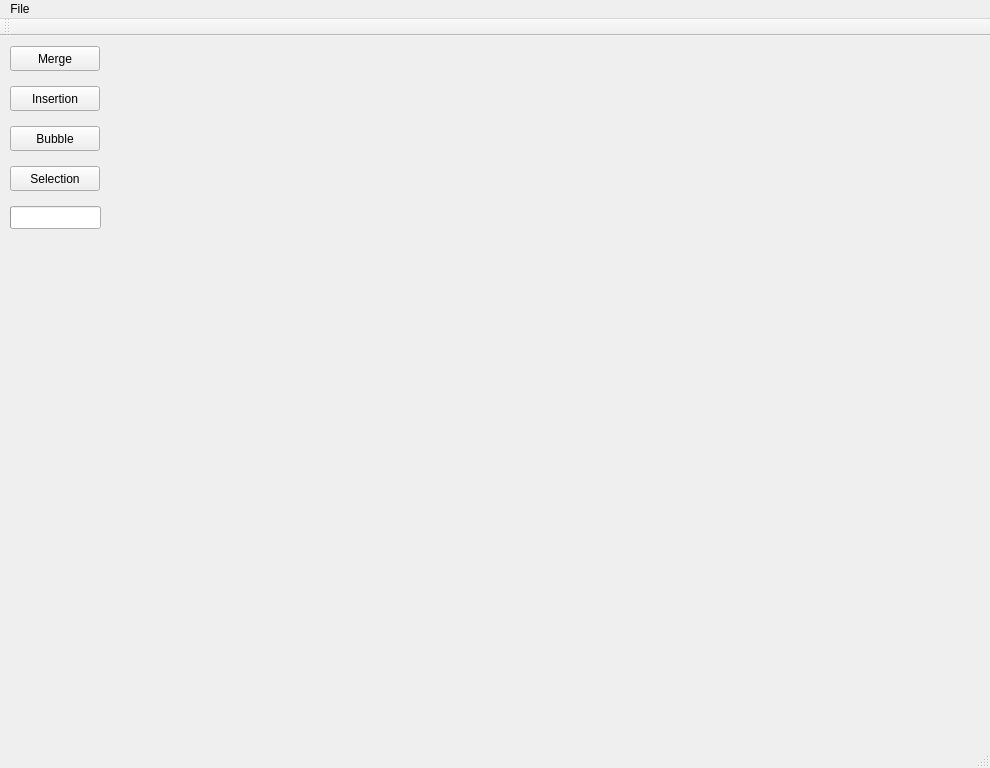
Old version of the form mainwindow.ui in the repository JonWiggins/SortingAlgorithmGame.
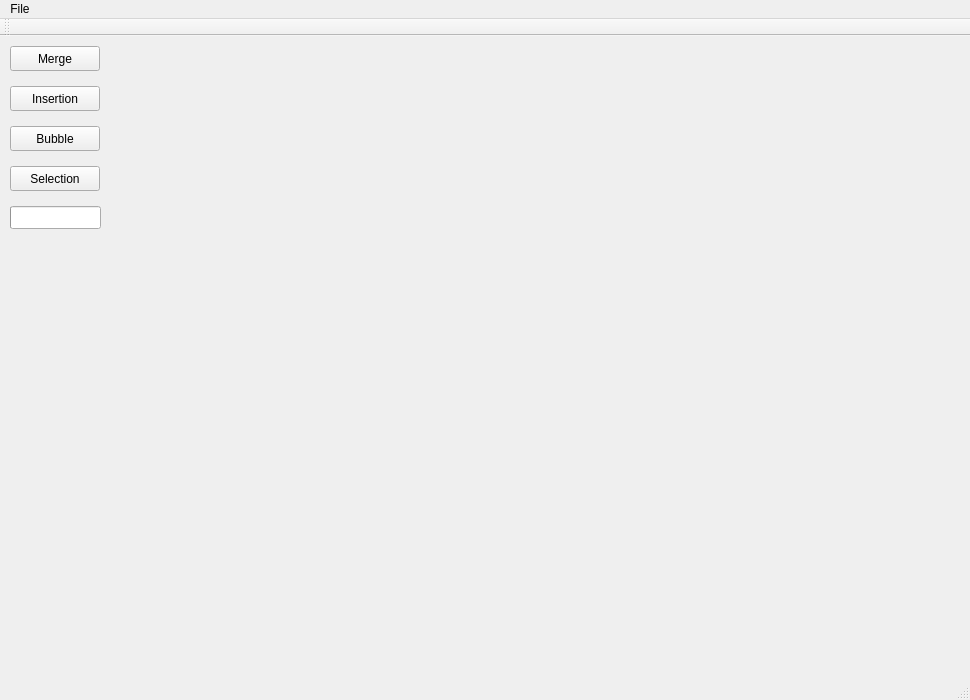
New version of the form.

Diff of the .ui file:
```diff
--- a/mainwindow.ui
+++ b/mainwindow.ui
@@ -6,8 +6,8 @@
    <rect>
     <x>0</x>
     <y>0</y>
-    <width>990</width>
-    <height>768</height>
+    <width>970</width>
+    <height>700</height>
    </rect>
   </property>
   <property name="windowTitle">
@@ -488,7 +488,7 @@
     <rect>
      <x>0</x>
      <y>0</y>
-     <width>990</width>
+     <width>970</width>
      <height>22</height>
     </rect>
    </property>
```
